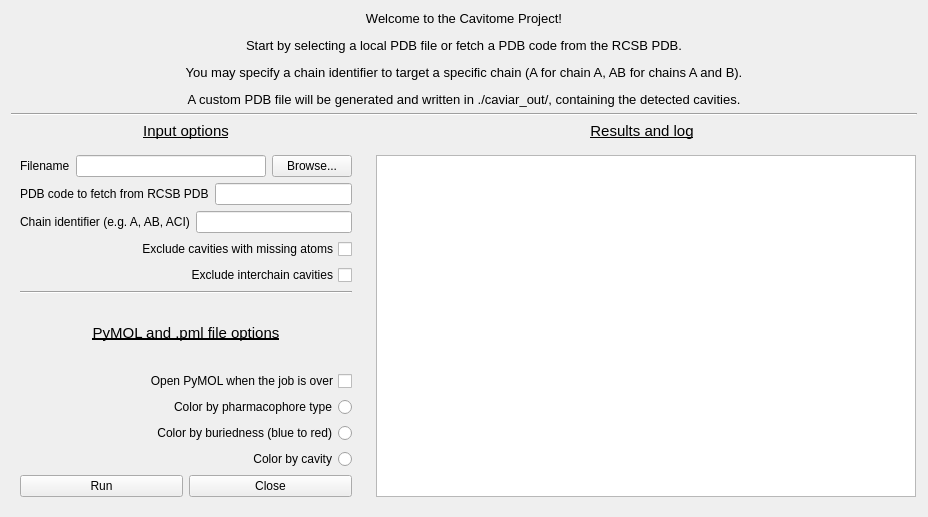
jr-marchand/caviar, file src/caviar_gui/cavity.ui: the form before one commit.
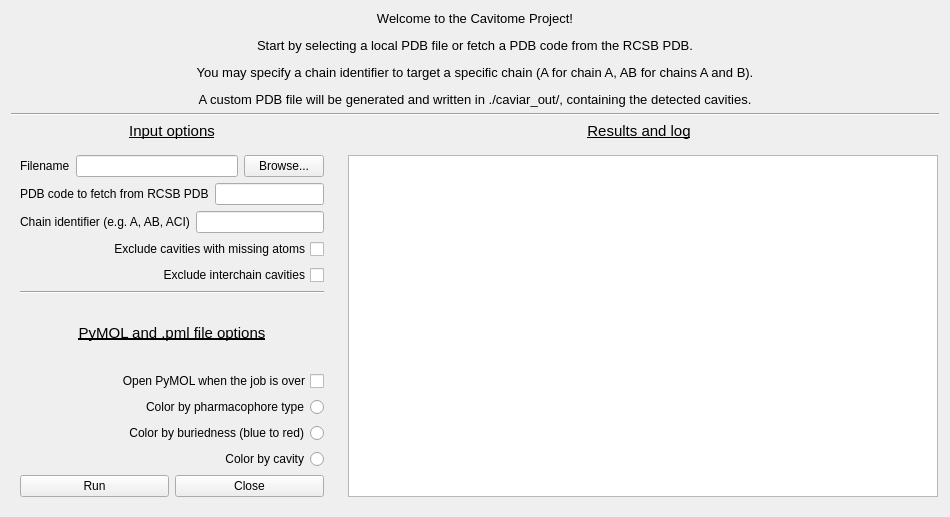
The form after the commit.

Commit message: corrected the GUI alignments in text boxes and other stuffs

```diff
--- a/src/caviar_gui/cavity.ui
+++ b/src/caviar_gui/cavity.ui
@@ -6,7 +6,7 @@
    <rect>
     <x>0</x>
     <y>0</y>
-    <width>928</width>
+    <width>950</width>
     <height>517</height>
    </rect>
   </property>
@@ -63,7 +63,7 @@
       <widget class="QWidget" name="widget" native="true">
        <property name="minimumSize">
         <size>
-         <width>550</width>
+         <width>600</width>
          <height>0</height>
         </size>
        </property>
```
The commit also changes 4 other files.
